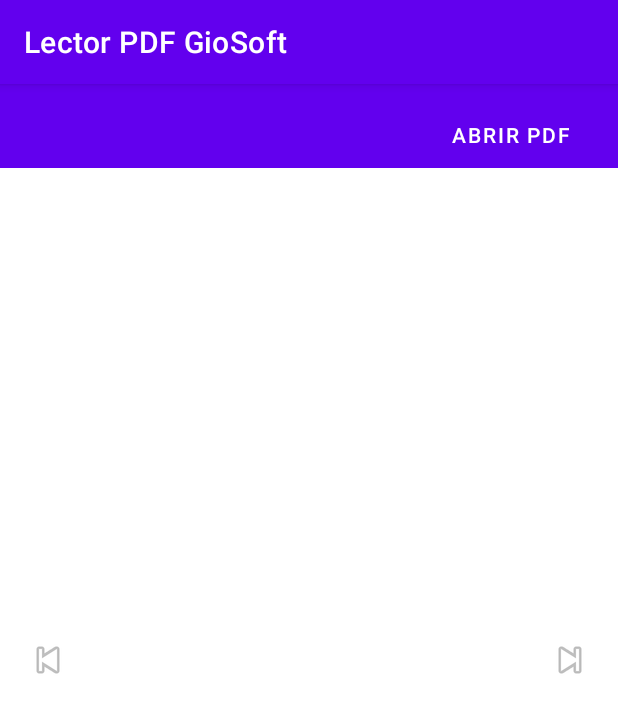
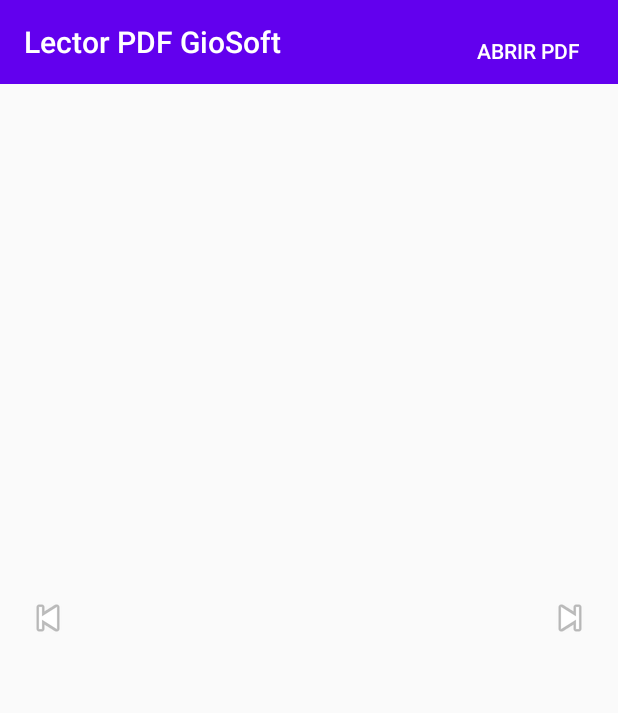
Before and after one commit to GiovannyTovar/Lector_PDF_GioSoft, an Android app: the screen it shows after launch (MainActivity), on a phone screen of 412 x 824 dp. Shown: the top 713 px of the screen. Run offline under Robolectric (Android 15) with nearby library versions, the phone set to English and light mode, and no system bars.

Commit message:
Solucion error appbar

```diff
--- a/app/src/main/res/values-night/themes.xml
+++ b/app/src/main/res/values-night/themes.xml
@@ -1,6 +1,6 @@
 <resources xmlns:tools="http://schemas.android.com/tools">
     <!-- Base application theme. -->
-    <style name="Theme.LectorPDFGioSoft" parent="Theme.MaterialComponents.DayNight.DarkActionBar">
+    <style name="Theme.LectorPDFGioSoft" parent="Theme.AppCompat.Light.NoActionBar">
         <!-- Primary brand color. -->
         <item name="colorPrimary">@color/purple_200</item>
         <item name="colorPrimaryVariant">@color/purple_700</item>
--- a/app/src/main/res/values/themes.xml
+++ b/app/src/main/res/values/themes.xml
@@ -1,6 +1,6 @@
 <resources xmlns:tools="http://schemas.android.com/tools">
     <!-- Base application theme. -->
-    <style name="Theme.LectorPDFGioSoft" parent="Theme.MaterialComponents.DayNight.DarkActionBar">
+    <style name="Theme.LectorPDFGioSoft" parent="Theme.AppCompat.Light.NoActionBar">
         <!-- Primary brand color. -->
         <item name="colorPrimary">@color/purple_500</item>
         <item name="colorPrimaryVariant">@color/purple_700</item>
```
